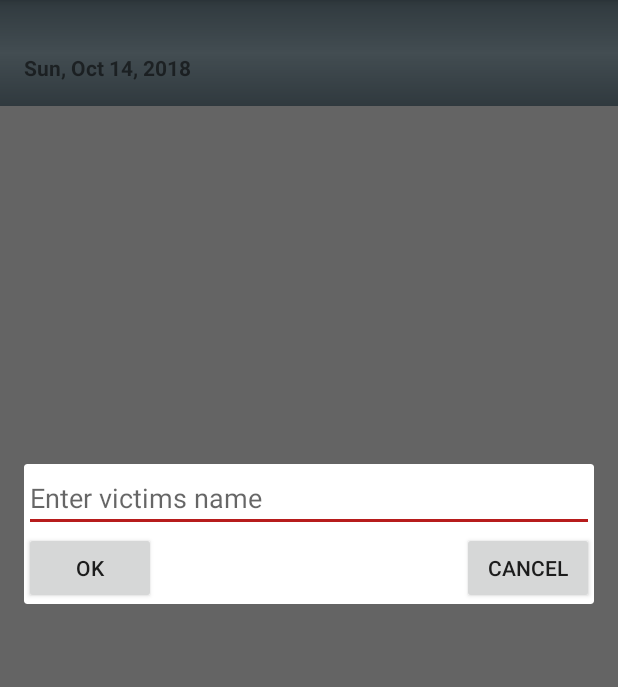
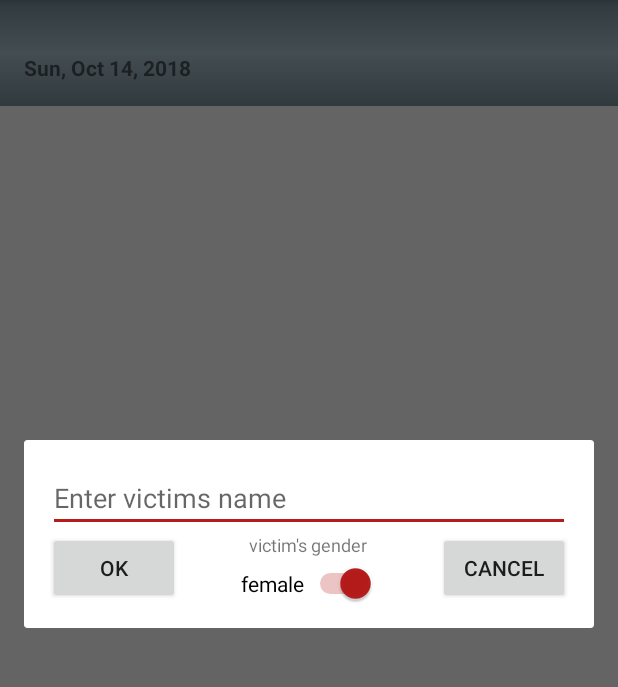
Before and after one commit to Shaary/NeverForget, an Android app: the fragment VictimChooserDialogFragment placed in its activity, on a phone screen of 412 x 824 dp, the part 84-771 px from its top. Run offline under Robolectric (Android 15) with nearby library versions, the phone set to English and light mode, and no system bars; our stand-ins replace ButterKnife; 2 statements that could not run were skipped.

Commit message:
Everything works. Added gender to data base. In russian language the message will be different based on the gender.

```diff
--- a/app/src/main/java/com/shaary/neverforget/database/GrudgeBaseHelper.java
+++ b/app/src/main/java/com/shaary/neverforget/database/GrudgeBaseHelper.java
@@ -29,7 +29,8 @@ public class GrudgeBaseHelper extends SQLiteOpenHelper {
                 GrudgeTable.Cols.REVENGED + ", " +
                 GrudgeTable.Cols.FORGIVE + ", " +
                 GrudgeTable.Cols.VICTIM + ", " +
-                GrudgeTable.Cols.DESCRIPTION +
+                GrudgeTable.Cols.DESCRIPTION + ", " +
+                GrudgeTable.Cols.GENDER +
                 ")"
         );
     }
--- a/app/src/main/java/com/shaary/neverforget/database/GrudgeCursorWrapper.java
+++ b/app/src/main/java/com/shaary/neverforget/database/GrudgeCursorWrapper.java
@@ -29,6 +29,7 @@ public class GrudgeCursorWrapper extends CursorWrapper {
         int isForgive = getInt(getColumnIndex(GrudgeTable.Cols.FORGIVE));
         String victim = getString(getColumnIndex(GrudgeTable.Cols.VICTIM));
         String description = getString(getColumnIndex(GrudgeTable.Cols.DESCRIPTION));
+        String gender = getString(getColumnIndex(GrudgeTable.Cols.GENDER));
 
         Grudge grudge = new Grudge(UUID.fromString(uuidString));
         grudge.setTitle(title);
@@ -39,6 +40,7 @@ public class GrudgeCursorWrapper extends CursorWrapper {
         grudge.setForgiven(isForgive != 0);
         grudge.setVictim(victim);
         grudge.setDescription(description);
+        grudge.setGender(gender);
 
         return grudge;
     }
--- a/app/src/main/java/com/shaary/neverforget/database/GrudgeDbSchema.java
+++ b/app/src/main/java/com/shaary/neverforget/database/GrudgeDbSchema.java
@@ -14,6 +14,7 @@ public class GrudgeDbSchema {
             public static final String FORGIVE = "forgive";
             public static final String VICTIM = "victim";
             public static final String DESCRIPTION = "description";
+            public static final String GENDER = "gender";
         }
     }
 }
--- a/app/src/main/java/com/shaary/neverforget/model/Grudge.java
+++ b/app/src/main/java/com/shaary/neverforget/model/Grudge.java
@@ -18,6 +18,7 @@ public class Grudge {
     private boolean isForgiven = false;
     private String victim;
     private String description;
+    private String gender;
 
     public Grudge() {
         this.id = UUID.randomUUID();
@@ -113,4 +114,12 @@ public class Grudge {
     public String getPhotoFilename() {
         return "IMG_" + getId().toString() + ".jpg";
     }
+
+    public String getGender() {
+        return gender;
+    }
+
+    public void setGender(String gender) {
+        this.gender = gender;
+    }
 }
--- a/app/src/main/java/com/shaary/neverforget/model/GrudgePit.java
+++ b/app/src/main/java/com/shaary/neverforget/model/GrudgePit.java
@@ -117,6 +117,7 @@ public class GrudgePit {
         values.put(GrudgeTable.Cols.FORGIVE, grudge.isForgiven() ? 1 : 0);
         values.put(GrudgeTable.Cols.VICTIM, grudge.getVictim());
         values.put(GrudgeTable.Cols.DESCRIPTION, grudge.getDescription());
+        values.put(GrudgeTable.Cols.GENDER, grudge.getGender());
 
         return values;
     }
--- a/app/src/main/res/layout-ru/fragment_victim_chooser_dialog.xml
+++ /dev/null
@@ -1,50 +0,0 @@
-<?xml version="1.0" encoding="utf-8"?>
-<RelativeLayout xmlns:android="http://schemas.android.com/apk/res/android"
-    xmlns:tools="http://schemas.android.com/tools"
-    android:layout_width="match_parent"
-    android:layout_height="wrap_content"
-    android:layout_margin="16dp"
-    tools:context=".view.VictimChooserDialogFragment">
-
-
-    <EditText
-        android:id="@+id/victim_name_edit_text"
-        android:layout_width="match_parent"
-        android:layout_height="wrap_content"
-        android:ems="10"
-        android:hint="Enter victims name"
-        android:inputType="textCapSentences|textMultiLine" />
-
-    <Button
-        android:id="@+id/victim_ok_button"
-        android:layout_width="wrap_content"
-        android:layout_height="wrap_content"
-        android:layout_alignParentStart="true"
-        android:layout_below="@+id/victim_name_edit_text"
-        android:text="OK" />
-
-    <Button
-        android:id="@+id/victim_cancel_button"
-        android:layout_width="wrap_content"
-        android:layout_height="wrap_content"
-        android:layout_alignParentEnd="true"
-        android:layout_below="@+id/victim_name_edit_text"
-        android:text="CANCEL" />
-
-    <Switch
-        android:id="@+id/gender_switch"
-        android:layout_width="wrap_content"
-        android:layout_height="wrap_content"
-        android:layout_below="@+id/victim_name_edit_text"
-        android:layout_centerHorizontal="true"
-        android:text="male" />
-
-    <TextView
-        android:id="@+id/gender_title"
-        android:layout_width="wrap_content"
-        android:layout_height="wrap_content"
-        android:layout_alignBottom="@+id/victim_ok_button"
-        android:layout_centerHorizontal="true"
-        android:text="victim's gender" />
-
-</RelativeLayout>
--- a/app/src/main/res/layout/fragment_victim_chooser_dialog.xml
+++ b/app/src/main/res/layout/fragment_victim_chooser_dialog.xml
@@ -3,7 +3,7 @@
     xmlns:tools="http://schemas.android.com/tools"
     android:layout_width="match_parent"
     android:layout_height="wrap_content"
-    android:layout_margin="16dp"
+    android:padding="16dp"
     tools:context=".view.VictimChooserDialogFragment">
 
 
@@ -11,8 +11,8 @@
         android:id="@+id/victim_name_edit_text"
         android:layout_width="match_parent"
         android:layout_height="wrap_content"
-        android:ems="10"
-        android:hint="Enter victims name"
+        android:ems="20"
+        android:hint="@string/victims_name_hint"
         android:inputType="textCapSentences|textMultiLine" />
 
     <Button
@@ -21,7 +21,7 @@
         android:layout_height="wrap_content"
         android:layout_alignParentStart="true"
         android:layout_below="@+id/victim_name_edit_text"
-        android:text="OK" />
+        android:text="@string/ok_button_text" />
 
     <Button
         android:id="@+id/victim_cancel_button"
@@ -29,6 +29,24 @@
         android:layout_height="wrap_content"
         android:layout_alignParentEnd="true"
         android:layout_below="@+id/victim_name_edit_text"
-        android:text="CANCEL" />
+        android:text="@string/cancel_button_text" />
+
+    <Switch
+        android:id="@+id/gender_switch"
+        android:layout_width="wrap_content"
+        android:layout_height="wrap_content"
+        android:layout_alignBottom="@+id/victim_ok_button"
+        android:layout_centerHorizontal="true"
+        android:checked="true"
+        android:text="@string/gender_female" />
+
+    <TextView
+        android:id="@+id/gender_title"
+        android:layout_width="wrap_content"
+        android:layout_height="wrap_content"
+        android:layout_below="@+id/victim_name_edit_text"
+        android:layout_centerHorizontal="true"
+        android:text="@string/victim_gender_title"
+        android:textSize="12sp" />
 
 </RelativeLayout>
--- a/app/src/main/res/values/strings.xml
+++ b/app/src/main/res/values/strings.xml
@@ -1,7 +1,6 @@
 <resources>
     <string name="app_name">Never Forget</string>
 
-    <string name="hello_blank_fragment">Hello blank fragment</string>
     <string name="grudge_title_hint">Enter a title for the grudge</string>
     <string name="grudge_title_label">Title</string>
     <string name="grudge_details_label">Details</string>
@@ -16,21 +15,28 @@
     <string name="grudge_choose_victim_button_text">Choose victim</string>
     <string name="grudge_send_grudge_button_text">Send grudge</string>
     <string name="grudge_message_format">%1$s, I hold a grudge on you. %2$s on %3$s. %4$s</string>
+    <string name="grudge_message_female_format">%1$s, I hold a grudge on you. %2$s on %3$s. %4$s</string>
     <string name="grudge_delete">Delete</string>
     <string name="send_report">Send grudge report via</string>
     <string name="grudge_report_subject">Never Forget Grudge Report</string>
-    <string name="grudge_forgiven_report">But I forgive you</string>
-    <string name="grudge_not_forgiven_report">I don\'t forgive you</string>
+    <string name="grudge_forgiven_report">But I forgive you :)</string>
+    <string name="grudge_not_forgiven_report">I don\'t forgive you :(</string>
     <string name="grudge_to_the_first_button">To the first</string>
     <string name="grudge_to_the_last_button">To the last</string>
     <string name="grudge_descrip_hint_text">Describe in form you did smth wrong</string>
     <string name="grudge_forgive_checkbox">Forgive</string>
     <string name="explanation_default_message">It\'ll do you good</string>
     <string name="explanation_default_title">We need power</string>
-    <string name="explanation_contact_message">This will save you from typing the name. But the app will work without it</string>
-    <string name="explanation_contact_title">Allow access to read contacts?</string>
-    <string name="explanation_photo_and_storage_message">This will allow you to take and save the image of your grudge</string>
+    <string name="explanation_photo_and_storage_message">This will allow you to take and save a photo to remember your grudge more vivdly</string>
     <string name="explanation_photo_and_storage_title">Allow access to take and save photo?</string>
     <string name="explanation_sms_message">This will allow you to send grudges to your victims by SMS and other services</string>
     <string name="explanation_sms_title">Allow access to send messages?</string>
+    <string name="grudge_description">you were mean to me</string>
+    <string name="grudge_description_female">you were mean to me</string>
+    <string name="gender_female">female</string>
+    <string name="gender_male">male</string>
+    <string name="victim_gender_title">victim\'s gender</string>
+    <string name="victims_name_hint">Enter victims name</string>
+    <string name="ok_button_text">OK</string>
+    <string name="cancel_button_text">CANCEL</string>
 </resources>
```
Also changed, not shown: app/src/main/java/com/shaary/neverforget/controller/GrudgeFragment.java (+16 -5 lines), app/src/main/java/com/shaary/neverforget/view/ExplanationDialog.java (+4 -6 lines), app/src/main/java/com/shaary/neverforget/view/VictimChooserDialogFragment.java (+45 -8 lines), 1 other file.
